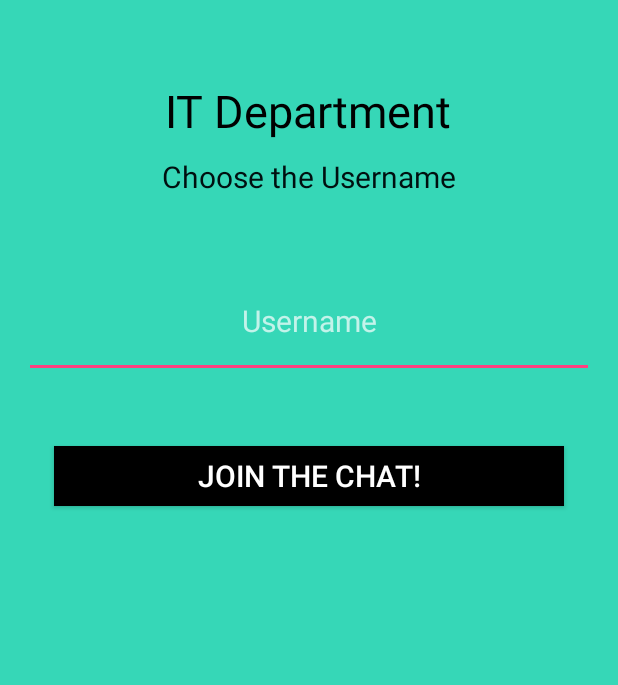
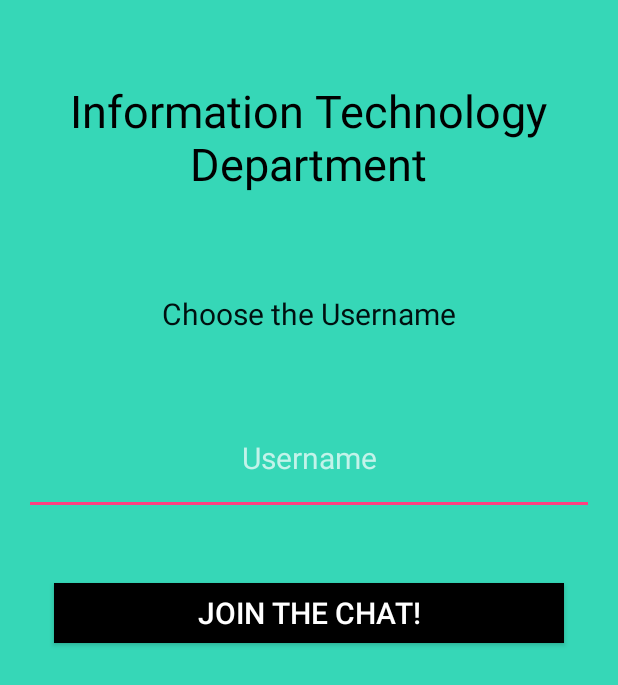
Before and after one commit to rahulworld/sudent-faculty-result-portal, an Android app: the chatUserActivity screen opened directly, with no data from a screen before it, on a phone screen of 412 x 824 dp. Shown: the top 685 px of the screen. Run offline under Robolectric (Android 15) with nearby library versions, the phone set to English and light mode, and no system bars.

Commit message:
title changes

```diff
--- a/app/src/main/res/layout/activity_chat.xml
+++ b/app/src/main/res/layout/activity_chat.xml
@@ -13,10 +13,10 @@
         android:gravity="center"
         android:layout_width="wrap_content"
         android:layout_height="wrap_content"
-        android:layout_marginTop="88dp"
+        android:layout_marginTop="66dp"
         android:textColor="#001010"
         android:id="@+id/textView"
-        android:layout_below="@+id/imageView"
+        android:layout_below="@+id/textView2"
         android:layout_centerHorizontal="true" />
 
     <EditText
@@ -58,5 +58,6 @@
         android:layout_centerHorizontal="true"
         android:textColor="#000"
         android:layout_marginTop="37dp"
-        android:text="IT Department"/>
+        android:text="Information Technology\nDepartment"
+        android:gravity="center"/>
 </RelativeLayout>
```
